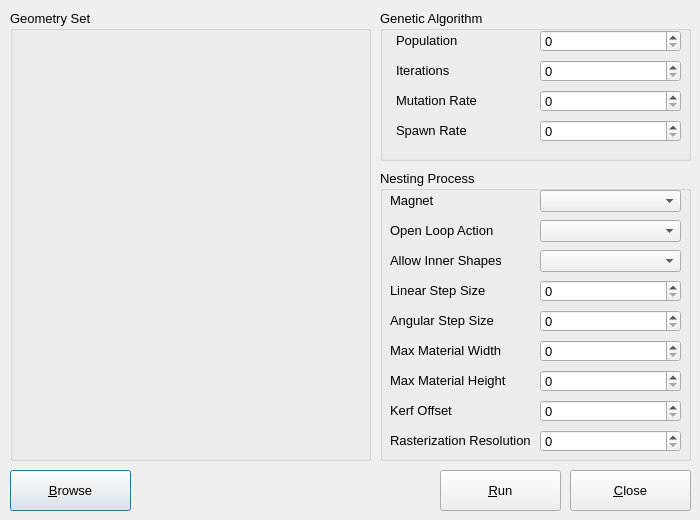
Qt form Project/InputDialog.ui (JamesDeadman/ArtificialIntelligence4AI3) before a commit.
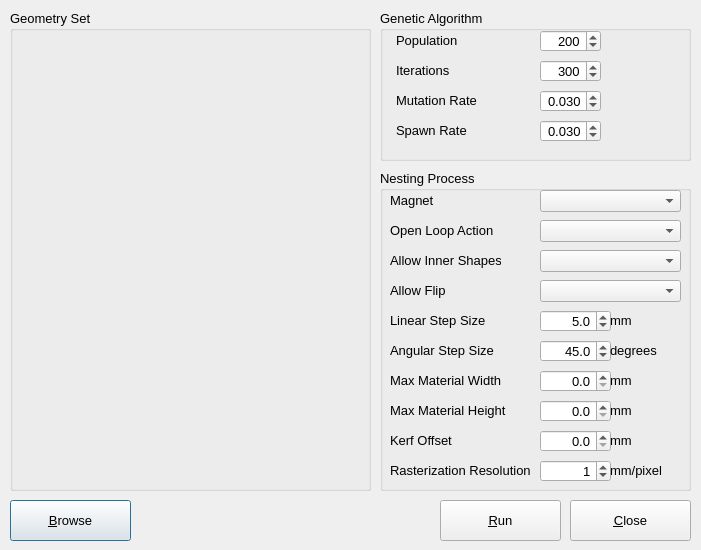
The same form after that commit.

Diff of the .ui file:
```diff
--- a/Project/InputDialog.ui
+++ b/Project/InputDialog.ui
@@ -6,8 +6,8 @@
    <rect>
     <x>0</x>
     <y>0</y>
-    <width>700</width>
-    <height>520</height>
+    <width>701</width>
+    <height>550</height>
    </rect>
   </property>
   <property name="sizePolicy">
@@ -28,7 +28,7 @@
    <property name="geometry">
     <rect>
      <x>10</x>
-     <y>470</y>
+     <y>500</y>
      <width>121</width>
      <height>41</height>
     </rect>
@@ -54,10 +54,25 @@
      <rect>
       <x>160</x>
       <y>20</y>
-      <width>141</width>
+      <width>61</width>
       <height>22</height>
      </rect>
     </property>
+    <property name="alignment">
+     <set>Qt::AlignRight|Qt::AlignTrailing|Qt::AlignVCenter</set>
+    </property>
+    <property name="minimum">
+     <number>1</number>
+    </property>
+    <property name="maximum">
+     <number>1000</number>
+    </property>
+    <property name="singleStep">
+     <number>25</number>
+    </property>
+    <property name="value">
+     <number>200</number>
+    </property>
    </widget>
    <widget class="QLabel" name="PopulationLabel">
     <property name="geometry">
@@ -77,10 +92,25 @@
      <rect>
       <x>160</x>
       <y>50</y>
-      <width>141</width>
+      <width>61</width>
       <height>22</height>
      </rect>
     </property>
+    <property name="alignment">
+     <set>Qt::AlignRight|Qt::AlignTrailing|Qt::AlignVCenter</set>
+    </property>
+    <property name="minimum">
+     <number>1</number>
+    </property>
+    <property name="maximum">
+     <number>100000</number>
+    </property>
+    <property name="singleStep">
+     <number>25</number>
+    </property>
+    <property name="value">
+     <number>300</number>
+    </property>
    </widget>
    <widget class="QLabel" name="IterationLabel">
     <property name="geometry">
@@ -95,16 +125,6 @@
      <string>Iterations</string>
     </property>
    </widget>
-   <widget class="QSpinBox" name="MutationSpinner">
-    <property name="geometry">
-     <rect>
-      <x>160</x>
-      <y>80</y>
-      <width>141</width>
-      <height>22</height>
-     </rect>
-    </property>
-   </widget>
    <widget class="QLabel" name="MutationLabel">
     <property name="geometry">
      <rect>
@@ -118,16 +138,6 @@
      <string>Mutation Rate</string>
     </property>
    </widget>
-   <widget class="QSpinBox" name="SpawnSpinner">
-    <property name="geometry">
-     <rect>
-      <x>160</x>
-      <y>110</y>
-      <width>141</width>
-      <height>22</height>
-     </rect>
-    </property>
-   </widget>
    <widget class="QLabel" name="SpawnLabel">
     <property name="geometry">
      <rect>
@@ -141,6 +151,56 @@
      <string>Spawn Rate</string>
     </property>
    </widget>
+   <widget class="QDoubleSpinBox" name="MutationSpinner">
+    <property name="geometry">
+     <rect>
+      <x>160</x>
+      <y>80</y>
+      <width>61</width>
+      <height>22</height>
+     </rect>
+    </property>
+    <property name="alignment">
+     <set>Qt::AlignRight|Qt::AlignTrailing|Qt::AlignVCenter</set>
+    </property>
+    <property name="decimals">
+     <number>3</number>
+    </property>
+    <property name="maximum">
+     <double>0.999000000000000</double>
+    </property>
+    <property name="singleStep">
+     <double>0.010000000000000</double>
+    </property>
+    <property name="value">
+     <double>0.030000000000000</double>
+    </property>
+   </widget>
+   <widget class="QDoubleSpinBox" name="SpawnSpinner">
+    <property name="geometry">
+     <rect>
+      <x>160</x>
+      <y>110</y>
+      <width>61</width>
+      <height>22</height>
+     </rect>
+    </property>
+    <property name="alignment">
+     <set>Qt::AlignRight|Qt::AlignTrailing|Qt::AlignVCenter</set>
+    </property>
+    <property name="decimals">
+     <number>3</number>
+    </property>
+    <property name="maximum">
+     <double>0.999000000000000</double>
+    </property>
+    <property name="singleStep">
+     <double>0.010000000000000</double>
+    </property>
+    <property name="value">
+     <double>0.030000000000000</double>
+    </property>
+   </widget>
   </widget>
   <widget class="QGroupBox" name="NestingGroup">
    <property name="geometry">
@@ -148,7 +208,7 @@
      <x>380</x>
      <y>170</y>
      <width>311</width>
-     <height>291</height>
+     <height>321</height>
     </rect>
    </property>
    <property name="title">
@@ -227,7 +287,7 @@
     <property name="geometry">
      <rect>
       <x>10</x>
-      <y>110</y>
+      <y>140</y>
       <width>121</width>
       <height>20</height>
      </rect>
@@ -240,7 +300,7 @@
     <property name="geometry">
      <rect>
       <x>10</x>
-      <y>140</y>
+      <y>170</y>
       <width>121</width>
       <height>20</height>
      </rect>
@@ -253,7 +313,7 @@
     <property name="geometry">
      <rect>
       <x>10</x>
-      <y>170</y>
+      <y>200</y>
       <width>121</width>
       <height>20</height>
      </rect>
@@ -266,7 +326,7 @@
     <property name="geometry">
      <rect>
       <x>10</x>
-      <y>200</y>
+      <y>230</y>
       <width>121</width>
       <height>20</height>
      </rect>
@@ -279,7 +339,7 @@
     <property name="geometry">
      <rect>
       <x>10</x>
-      <y>230</y>
+      <y>260</y>
       <width>111</width>
       <height>20</height>
      </rect>
@@ -288,71 +348,27 @@
      <string>Kerf Offset</string>
     </property>
    </widget>
-   <widget class="QSpinBox" name="MaxHeightSpinner">
-    <property name="geometry">
-     <rect>
-      <x>160</x>
-      <y>200</y>
-      <width>141</width>
-      <height>22</height>
-     </rect>
-    </property>
-   </widget>
-   <widget class="QSpinBox" name="KerfSpinner">
-    <property name="geometry">
-     <rect>
-      <x>160</x>
-      <y>230</y>
-      <width>141</width>
-      <height>22</height>
-     </rect>
-    </property>
-   </widget>
-   <widget class="QSpinBox" name="AngularStepSpinner">
-    <property name="geometry">
-     <rect>
-      <x>160</x>
-      <y>140</y>
-      <width>141</width>
-      <height>22</height>
-     </rect>
-    </property>
-   </widget>
-   <widget class="QSpinBox" name="MaxWidthSpinner">
-    <property name="geometry">
-     <rect>
-      <x>160</x>
-      <y>170</y>
-      <width>141</width>
-      <height>22</height>
-     </rect>
-    </property>
-   </widget>
-   <widget class="QSpinBox" name="LinearStepCombo">
-    <property name="geometry">
-     <rect>
-      <x>160</x>
-      <y>110</y>
-      <width>141</width>
-      <height>22</height>
-     </rect>
-    </property>
-   </widget>
    <widget class="QSpinBox" name="ResolutionSpinner">
     <property name="geometry">
      <rect>
       <x>160</x>
-      <y>260</y>
-      <width>141</width>
+      <y>290</y>
+      <width>71</width>
       <height>22</height>
      </rect>
     </property>
+    <property name="alignment">
+     <set>Qt::AlignRight|Qt::AlignTrailing|Qt::AlignVCenter</set>
+    </property>
+    <property name="value">
+     <number>1</number>
+    </property>
    </widget>
    <widget class="QLabel" name="KerfLabel_2">
     <property name="geometry">
      <rect>
       <x>10</x>
-      <y>260</y>
+      <y>290</y>
       <width>141</width>
       <height>20</height>
      </rect>
@@ -361,6 +377,253 @@
      <string>Rasterization Resolution</string>
     </property>
    </widget>
+   <widget class="QDoubleSpinBox" name="AngularStepSpinner">
+    <property name="geometry">
+     <rect>
+      <x>160</x>
+      <y>170</y>
+      <width>71</width>
+      <height>22</height>
+     </rect>
+    </property>
+    <property name="alignment">
+     <set>Qt::AlignRight|Qt::AlignTrailing|Qt::AlignVCenter</set>
+    </property>
+    <property name="decimals">
+     <number>1</number>
+    </property>
+    <property name="minimum">
+     <double>0.000000000000000</double>
+    </property>
+    <property name="maximum">
+     <double>180.000000000000000</double>
+    </property>
+    <property name="singleStep">
+     <double>5.000000000000000</double>
+    </property>
+    <property name="value">
+     <double>45.000000000000000</double>
+    </property>
+   </widget>
+   <widget class="QDoubleSpinBox" name="LinearStepSpinner">
+    <property name="geometry">
+     <rect>
+      <x>160</x>
+      <y>140</y>
+      <width>71</width>
+      <height>22</height>
+     </rect>
+    </property>
+    <property name="alignment">
+     <set>Qt::AlignRight|Qt::AlignTrailing|Qt::AlignVCenter</set>
+    </property>
+    <property name="decimals">
+     <number>1</number>
+    </property>
+    <property name="minimum">
+     <double>0.000000000000000</double>
+    </property>
+    <property name="maximum">
+     <double>50.000000000000000</double>
+    </property>
+    <property name="singleStep">
+     <double>0.100000000000000</double>
+    </property>
+    <property name="value">
+     <double>5.000000000000000</double>
+    </property>
+   </widget>
+   <widget class="QDoubleSpinBox" name="MaxWidthSpinner">
+    <property name="geometry">
+     <rect>
+      <x>160</x>
+      <y>200</y>
+      <width>71</width>
+      <height>22</height>
+     </rect>
+    </property>
+    <property name="alignment">
+     <set>Qt::AlignRight|Qt::AlignTrailing|Qt::AlignVCenter</set>
+    </property>
+    <property name="decimals">
+     <number>1</number>
+    </property>
+    <property name="minimum">
+     <double>0.000000000000000</double>
+    </property>
+    <property name="maximum">
+     <double>5000.000000000000000</double>
+    </property>
+    <property name="singleStep">
+     <double>50.000000000000000</double>
+    </property>
+    <property name="value">
+     <double>0.000000000000000</double>
+    </property>
+   </widget>
+   <widget class="QDoubleSpinBox" name="MaxHeightSpinner">
+    <property name="geometry">
+     <rect>
+      <x>160</x>
+      <y>230</y>
+      <width>71</width>
+      <height>22</height>
+     </rect>
+    </property>
+    <property name="alignment">
+     <set>Qt::AlignRight|Qt::AlignTrailing|Qt::AlignVCenter</set>
+    </property>
+    <property name="decimals">
+     <number>1</number>
+    </property>
+    <property name="minimum">
+     <double>0.000000000000000</double>
+    </property>
+    <property name="maximum">
+     <double>5000.000000000000000</double>
+    </property>
+    <property name="singleStep">
+     <double>50.000000000000000</double>
+    </property>
+    <property name="value">
+     <double>0.000000000000000</double>
+    </property>
+   </widget>
+   <widget class="QDoubleSpinBox" name="KerfSpinner">
+    <property name="geometry">
+     <rect>
+      <x>160</x>
+      <y>260</y>
+      <width>71</width>
+      <height>22</height>
+     </rect>
+    </property>
+    <property name="alignment">
+     <set>Qt::AlignRight|Qt::AlignTrailing|Qt::AlignVCenter</set>
+    </property>
+    <property name="decimals">
+     <number>1</number>
+    </property>
+    <property name="minimum">
+     <double>0.000000000000000</double>
+    </property>
+    <property name="maximum">
+     <double>10.000000000000000</double>
+    </property>
+    <property name="singleStep">
+     <double>0.100000000000000</double>
+    </property>
+    <property name="value">
+     <double>0.000000000000000</double>
+    </property>
+   </widget>
+   <widget class="QLabel" name="LinearStepUnitLabel">
+    <property name="geometry">
+     <rect>
+      <x>230</x>
+      <y>140</y>
+      <width>31</width>
+      <height>20</height>
+     </rect>
+    </property>
+    <property name="text">
+     <string>mm</string>
+    </property>
+   </widget>
+   <widget class="QLabel" name="AngularStepUnitLabel">
+    <property name="geometry">
+     <rect>
+      <x>230</x>
+      <y>170</y>
+      <width>71</width>
+      <height>20</height>
+     </rect>
+    </property>
+    <property name="text">
+     <string>degrees</string>
+    </property>
+   </widget>
+   <widget class="QLabel" name="MaxWidthUnitLabel">
+    <property name="geometry">
+     <rect>
+      <x>230</x>
+      <y>200</y>
+      <width>31</width>
+      <height>20</height>
+     </rect>
+    </property>
+    <property name="text">
+     <string>mm</string>
+    </property>
+   </widget>
+   <widget class="QLabel" name="MaxHeightUnitLabel">
+    <property name="geometry">
+     <rect>
+      <x>230</x>
+      <y>230</y>
+      <width>31</width>
+      <height>20</height>
+     </rect>
+    </property>
+    <property name="text">
+     <string>mm</string>
+    </property>
+   </widget>
+   <widget class="QLabel" name="KerfUnitLabel">
+    <property name="geometry">
+     <rect>
+      <x>230</x>
+      <y>260</y>
+      <width>31</width>
+      <height>20</height>
+     </rect>
+    </property>
+    <property name="text">
+     <string>mm</string>
+    </property>
+   </widget>
+   <widget class="QLabel" name="ResolutionUnitLabel">
+    <property name="geometry">
+     <rect>
+      <x>230</x>
+      <y>290</y>
+      <width>71</width>
+      <height>20</height>
+     </rect>
+    </property>
+    <property name="text">
+     <string>mm/pixel</string>
+    </property>
+   </widget>
+   <widget class="QLabel" name="AllowFlipLabel">
+    <property name="geometry">
+     <rect>
+      <x>10</x>
+      <y>110</y>
+      <width>111</width>
+      <height>20</height>
+     </rect>
+    </property>
+    <property name="sizePolicy">
+     <sizepolicy hsizetype="Preferred" vsizetype="Preferred">
+      <horstretch>0</horstretch>
+      <verstretch>0</verstretch>
+     </sizepolicy>
+    </property>
+    <property name="text">
+     <string>Allow Flip</string>
+    </property>
+   </widget>
+   <widget class="QComboBox" name="AllowFlipCombo">
+    <property name="geometry">
+     <rect>
+      <x>160</x>
+      <y>110</y>
+      <width>141</width>
+      <height>22</height>
+     </rect>
+    </property>
+   </widget>
   </widget>
   <widget class="QGroupBox" name="GeometryGroup">
    <property name="geometry">
@@ -368,7 +631,7 @@
      <x>10</x>
      <y>10</y>
      <width>361</width>
-     <height>451</height>
+     <height>481</height>
     </rect>
    </property>
    <property name="title">
@@ -379,34 +642,18 @@
      <rect>
       <x>10</x>
       <y>20</y>
-      <width>341</width>
-      <height>421</height>
+      <width>351</width>
+      <height>451</height>
      </rect>
     </property>
-    <layout class="QVBoxLayout" name="GeometryListLayout">
-     <property name="spacing">
-      <number>0</number>
-     </property>
-     <property name="leftMargin">
-      <number>0</number>
-     </property>
-     <property name="topMargin">
-      <number>0</number>
-     </property>
-     <property name="rightMargin">
-      <number>0</number>
-     </property>
-     <property name="bottomMargin">
-      <number>0</number>
-     </property>
-    </layout>
+    <layout class="QGridLayout" name="GeometryListLayout"/>
    </widget>
   </widget>
   <widget class="QPushButton" name="CloseButton">
    <property name="geometry">
     <rect>
      <x>570</x>
-     <y>470</y>
+     <y>500</y>
      <width>121</width>
      <height>41</height>
     </rect>
@@ -419,7 +666,7 @@
    <property name="geometry">
     <rect>
      <x>440</x>
-     <y>470</y>
+     <y>500</y>
      <width>121</width>
      <height>41</height>
     </rect>
```
Left out of the diff: 6 changed lines with no effect on the pictures.
